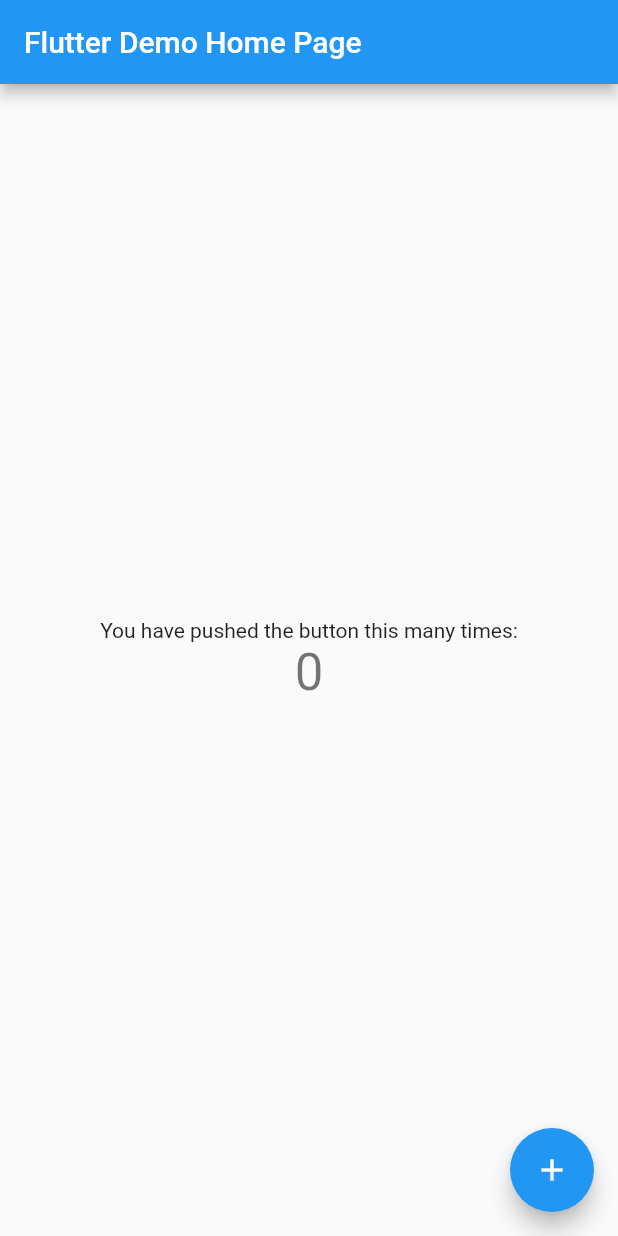
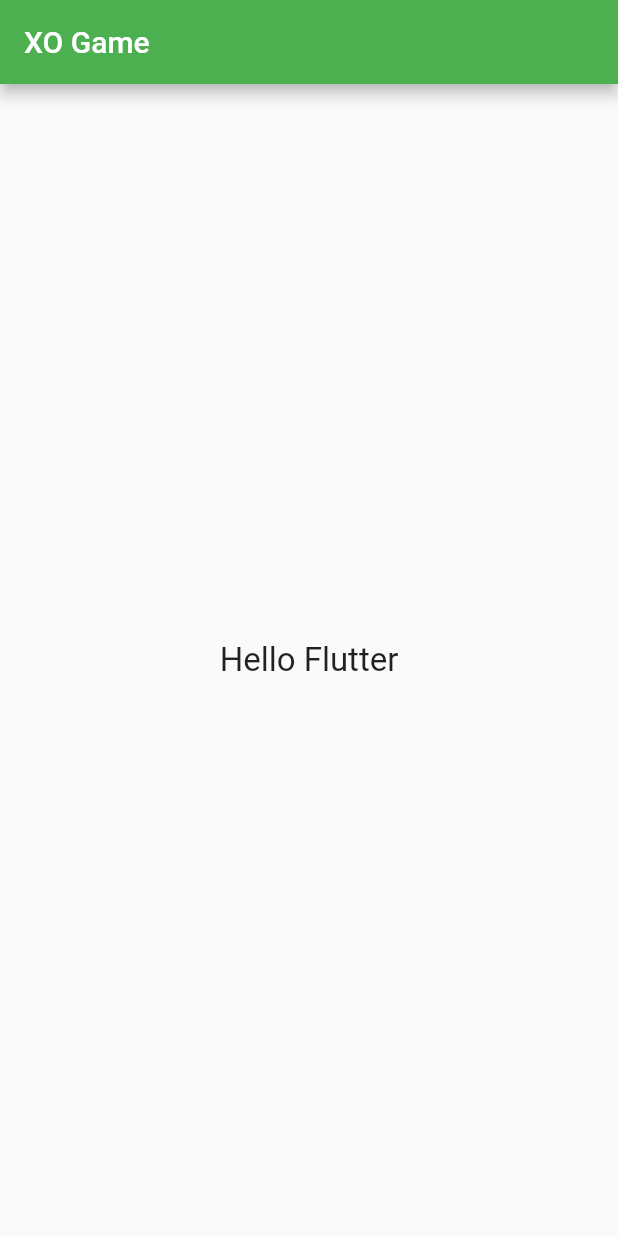
Before and after one commit to savepong/tic_tac_toe, a Flutter app: the screen it shows after launch, on a phone screen of 412 x 824 dp. Run offline on Flutter 3.47's test engine with Material 2 defaults, Android fonts, the phone set to English and light mode, and no system bars.

Commit message:
Hello flutter

```diff
--- a/lib/main.dart
+++ b/lib/main.dart
@@ -3,39 +3,20 @@ import 'package:flutter/material.dart';
 void main() => runApp(MyApp());
 
 class MyApp extends StatelessWidget {
-  // This widget is the root of your application.
   @override
   Widget build(BuildContext context) {
     return MaterialApp(
-      title: 'Flutter Demo',
+      title: "XO Game",
       theme: ThemeData(
-        // This is the theme of your application.
-        //
-        // Try running your application with "flutter run". You'll see the
-        // application has a blue toolbar. Then, without quitting the app, try
-        // changing the primarySwatch below to Colors.green and then invoke
-        // "hot reload" (press "r" in the console where you ran "flutter run",
-        // or simply save your changes to "hot reload" in a Flutter IDE).
-        // Notice that the counter didn't reset back to zero; the application
-        // is not restarted.
-        primarySwatch: Colors.blue,
+        primarySwatch: Colors.green,
       ),
-      home: MyHomePage(title: 'Flutter Demo Home Page'),
+      home: MyHomePage(title: 'XO Game'),
     );
   }
 }
 
 class MyHomePage extends StatefulWidget {
   MyHomePage({Key key, this.title}) : super(key: key);
-
-  // This widget is the home page of your application. It is stateful, meaning
-  // that it has a State object (defined below) that contains fields that affect
-  // how it looks.
-
-  // This class is the configuration for the state. It holds the values (in this
-  // case the title) provided by the parent (in this case the App widget) and
-  // used by the build method of the State. Fields in a Widget subclass are
-  // always marked "final".
 
   final String title;
 
@@ -44,68 +25,13 @@ class MyHomePage extends StatefulWidget {
 }
 
 class _MyHomePageState extends State<MyHomePage> {
-  int _counter = 0;
-
-  void _incrementCounter() {
-    setState(() {
-      // This call to setState tells the Flutter framework that something has
-      // changed in this State, which causes it to rerun the build method below
-      // so that the display can reflect the updated values. If we changed
-      // _counter without calling setState(), then the build method would not be
-      // called again, and so nothing would appear to happen.
-      _counter++;
-    });
-  }
-
   @override
   Widget build(BuildContext context) {
-    // This method is rerun every time setState is called, for instance as done
-    // by the _incrementCounter method above.
-    //
-    // The Flutter framework has been optimized to make rerunning build methods
-    // fast, so that you can just rebuild anything that needs updating rather
-    // than having to individually change instances of widgets.
     return Scaffold(
       appBar: AppBar(
-        // Here we take the value from the MyHomePage object that was created by
-        // the App.build method, and use it to set our appbar title.
-        title: Text(widget.title),
+        title: Text(widget.title)
       ),
-      body: Center(
-        // Center is a layout widget. It takes a single child and positions it
-        // in the middle of the parent.
-        child: Column(
-          // Column is also layout widget. It takes a list of children and
-          // arranges them vertically. By default, it sizes itself to fit its
-          // children horizontally, and tries to be as tall as its parent.
-          //
-          // Invoke "debug painting" (press "p" in the console, choose the
-          // "Toggle Debug Paint" action from the Flutter Inspector in Android
-          // Studio, or the "Toggle Debug Paint" command in Visual Studio Code)
-          // to see the wireframe for each widget.
-          //
-          // Column has various properties to control how it sizes itself and
-          // how it positions its children. Here we use mainAxisAlignment to
-          // center the children vertically; the main axis here is the vertical
-          // axis because Columns are vertical (the cross axis would be
-          // horizontal).
-          mainAxisAlignment: MainAxisAlignment.center,
-          children: <Widget>[
-            Text(
-              'You have pushed the button this many times:',
-            ),
-            Text(
-              '$_counter',
-              style: Theme.of(context).textTheme.display1,
-            ),
-          ],
-        ),
-      ),
-      floatingActionButton: FloatingActionButton(
-        onPressed: _incrementCounter,
-        tooltip: 'Increment',
-        child: Icon(Icons.add),
-      ), // This trailing comma makes auto-formatting nicer for build methods.
+      body: Center(child: Text("Hello Flutter", style: TextStyle(fontSize: 22)))
     );
   }
 }
```
